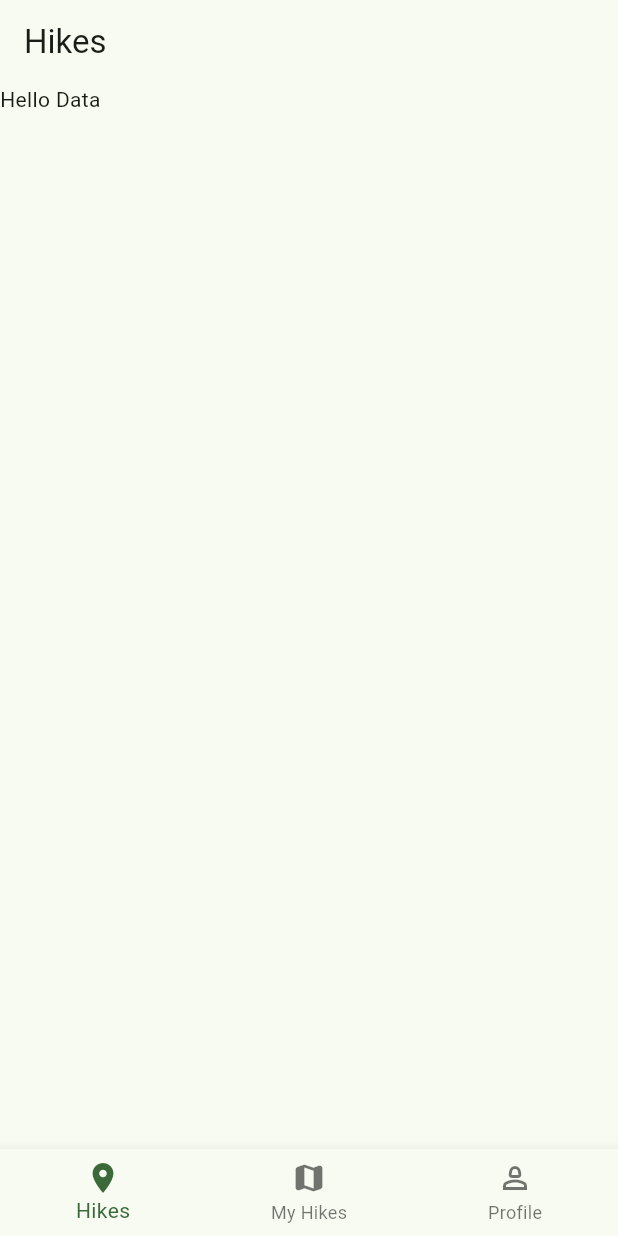
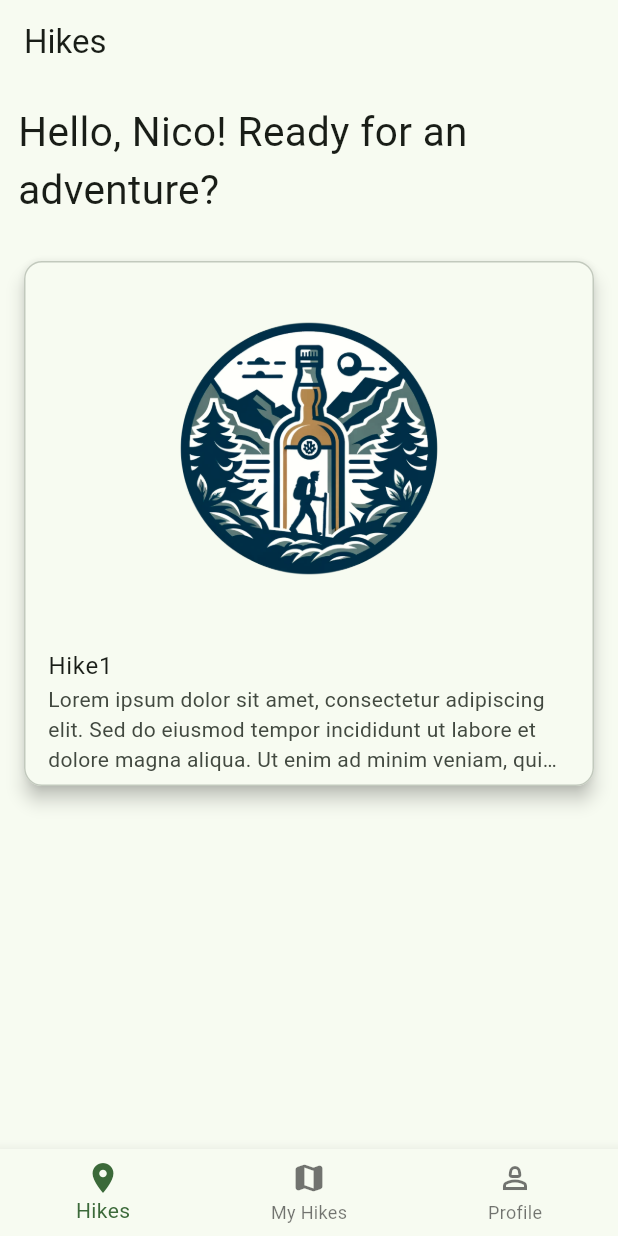
Before and after one commit to NPuhlmann/whiskyWanderungenApp, a Flutter app: the HomePage screen opened by its route, on a phone screen of 412 x 824 dp. Run offline on Flutter 3.47's test engine with Material 3 defaults, Android fonts, the phone set to English and light mode, and no system bars; our stand-ins replace freezed_annotation, go_router, supabase_flutter; missing offline and left inert: dart:ffi; accounts and stored records are empty; generated files the repository leaves out were written again.

Commit message:
added hike data class, also added first glance of possible card widget and some nice greeting for the user when he's on the home page screen

```diff
--- a/lib/UI/home/home_page.dart
+++ b/lib/UI/home/home_page.dart
@@ -1,14 +1,12 @@
-import 'dart:ffi';
 
 import 'package:flutter/material.dart';
 import 'package:flutter_gen/gen_l10n/app_localizations.dart';
-import 'package:go_router/go_router.dart';
-import 'package:whisky_hikes/UI/home/home_view_model.dart';
+import 'package:whisky_hikes/UI/home/widgets/card_widget.dart';
 
 class HomePage extends StatefulWidget {
-  const HomePage({super.key, required this.viewModel});
+  const HomePage({super.key});
 
-  final HomePageViewModel viewModel;
+
 
   @override
   State<HomePage> createState() => _HomePageState();
@@ -22,7 +20,15 @@ class _HomePageState extends State<HomePage> {
         appBar: AppBar(
           title: Text(AppLocalizations.of(context)!.hikes),
         ),
-        body: Text("Hello Data"),
+        body: Column(
+          children: [
+            Padding(
+              padding: const EdgeInsets.all(12.0),
+              child: Text(AppLocalizations.of(context)!.greeting_home_page("Nico"), style: TextStyle(fontSize: 27, ), textAlign: TextAlign.left, ),
+            ),
+            HikeCard(title: "Hike1", description: 'Lorem ipsum dolor sit amet, consectetur adipiscing elit. Sed do eiusmod tempor incididunt ut labore et dolore magna aliqua. Ut enim ad minim veniam, quis nostrud exercitation ullamco laboris nisi ut aliquip ex ea commodo consequat. Duis aute irure dolor in reprehenderit in voluptate velit esse cillum dolore eu fugiat nulla pariatur. Excepteur sint occaecat cupidatat non proident, sunt in culpa qui officia deserunt mollit anim id est laborum. Curabitur pretium tincidunt lacus. Nulla gravida orci a odio. Nullam varius.',),
+          ],
+        ),
     );
   }
 }
--- a/lib/UI/home/home_view_model.dart
+++ b/lib/UI/home/home_view_model.dart
@@ -1,17 +1,25 @@
-import 'package:flutter/cupertino.dart';
-import 'package:whisky_hikes/data/repositories/user_repository.dart';
+
+import 'package:flutter/material.dart';
+import 'package:whisky_hikes/data/repositories/hike_repository.dart';
+
+import '../../domain/models/hike.dart';
 
 class HomePageViewModel extends ChangeNotifier{
 
-  HomePageViewModel({
-    required UserRepository userRepository,
-}): _userRepository = userRepository;
+  HomePageViewModel({required HikeRepository hikeRepository}): _hikeRepository = hikeRepository;
 
-  final UserRepository _userRepository;
+  final HikeRepository _hikeRepository;
 
-  void signOut(){
-    _userRepository.signUserOut();
-    notifyListeners();
+  List<Hike> _hikes = [];
+  List<Hike> get hikes => _hikes;
+
+  Future<List<Hike>> loadHikes() async {
+    try {
+      _hikes = await _hikeRepository.getAllAvailableHikes();
+      return _hikes;
+    } finally {
+      notifyListeners();
+    }
   }
 
 }
--- /dev/null
+++ b/lib/UI/home/widgets/card_widget.dart
@@ -0,0 +1,26 @@
+import 'package:flutter/material.dart';
+
+class HikeCard extends StatelessWidget {
+  const HikeCard({super.key, required this.title, required this.description});
+
+  final String title;
+  final String description;
+
+  @override
+  Widget build(BuildContext context) {
+    return Card.outlined(
+      elevation: 5,
+      borderOnForeground: true,
+      margin: const EdgeInsets.all(16),
+      child: Column(
+        children: [
+          Image.asset('assets/logo.png', height: 250, width: 250),
+          ListTile(
+            title: Text(title),
+            subtitle: Text(description, maxLines: 3, overflow: TextOverflow.ellipsis,),
+          ),
+        ],
+      ),
+    );
+  }
+}
--- a/lib/config/l10n/app_de.arb
+++ b/lib/config/l10n/app_de.arb
@@ -11,5 +11,6 @@
   "iAmLegalAge": "Ich bin alt genug zum Trinken",
   "hikes": "Wanderungen",
   "myHikes": "Meine Wanderungen",
-  "profile": "Profil"
+  "profile": "Profil",
+  "greeting_home_page": "Hallo, {name}! Bereit für ein Abenteuer?"
 }
--- a/lib/config/l10n/app_en.arb
+++ b/lib/config/l10n/app_en.arb
@@ -11,5 +11,6 @@
   "iAmLegalAge": "I am of legal drinking age",
   "hikes": "Hikes",
   "myHikes": "My Hikes",
-  "profile": "Profile"
+  "profile": "Profile",
+  "greeting_home_page": "Hello, {name}! Ready for an adventure?"
 }
--- a/lib/config/routing/router.dart
+++ b/lib/config/routing/router.dart
@@ -6,7 +6,6 @@ import 'package:whisky_hikes/UI/auth/login/login_page.dart';
 import 'package:whisky_hikes/UI/auth/login/login_page_view_model.dart';
 import 'package:whisky_hikes/UI/auth/signup/signup_page.dart';
 import 'package:whisky_hikes/UI/home/home_page.dart';
-import 'package:whisky_hikes/UI/home/home_view_model.dart';
 import 'package:whisky_hikes/UI/my_hikes/my_hikes_page.dart';
 import 'package:whisky_hikes/UI/profile/profile_page.dart';
 import 'package:whisky_hikes/UI/profile/profile_view_model.dart';
@@ -40,8 +39,8 @@ GoRouter router(UserRepository authRepository) => GoRouter(
                 GoRoute(
                     path: Routes.home,
                     builder: (context, state) {
-                      final viewModel = HomePageViewModel(userRepository: context.read());
-                      return HomePage(viewModel: viewModel,);
+                      // final viewModel = HomePageViewModel(userRepository: context.read());
+                      return HomePage();
                     }),
 
               ]),
--- a/lib/domain/models/profile.dart
+++ b/lib/domain/models/profile.dart
@@ -12,6 +12,7 @@ class Profile with _$Profile {
     @Default('') String last_name,  // Standardwert: leerer String
     @Default(null) DateTime? date_of_birth,
     @Default('') String email,      // Standardwert: leerer String
+
     @Default('') String imageUrl,   // Standardwert: leerer String
   }) = _Profile;
 
```
Also changed, not shown: lib/config/dependencies.dart (+5 -15 lines), lib/data/repositories/hike_repository.dart (added, +13 -0 lines), lib/data/services/database/backend_api.dart (+10 -4 lines), lib/domain/models/hike.dart (added, +17 -0 lines), lib/domain/models/hike.freezed.dart (added), lib/domain/models/hike.g.dart (added).
